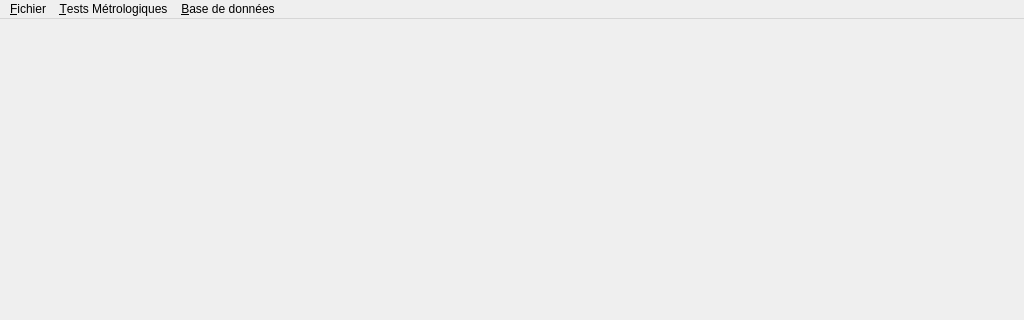
InformatiqueAtmoNA/tam, file mainwindow.ui: the form before one commit; both pictures show x 0 to 1024 and y 0 to 320 of the 1024 by 768 pixel window.
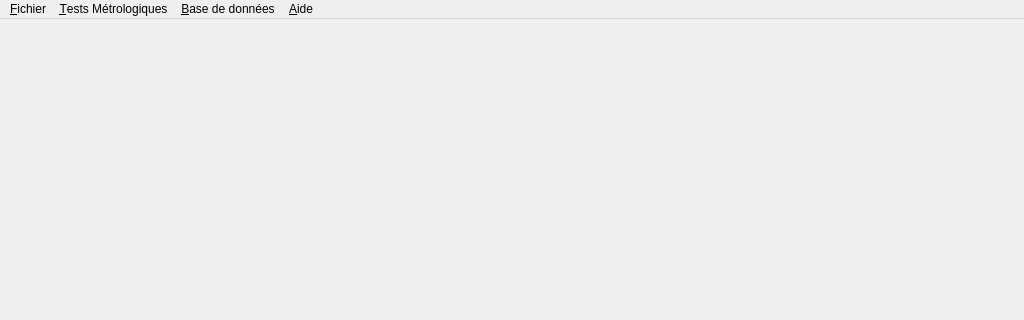
The form after the commit.

Commit message: Développement : - Création d'une fenetre a propos avec numero de version

The edit to the form file:
```diff
--- a/mainwindow.ui
+++ b/mainwindow.ui
@@ -55,9 +55,16 @@
     </property>
     <addaction name="action_SerieTest"/>
    </widget>
+   <widget class="QMenu" name="menu_Aide">
+    <property name="title">
+     <string>&amp;Aide</string>
+    </property>
+    <addaction name="action_aPropos"/>
+   </widget>
    <addaction name="menu_Fichier"/>
    <addaction name="menuTests_M_trologiques"/>
    <addaction name="menuBaseDonnees"/>
+   <addaction name="menu_Aide"/>
   </widget>
   <action name="action_Fichier_Quitter">
    <property name="text">
```
Left out of the diff: 5 changed lines with no effect on the pictures. The commit also changes 2 other files.
